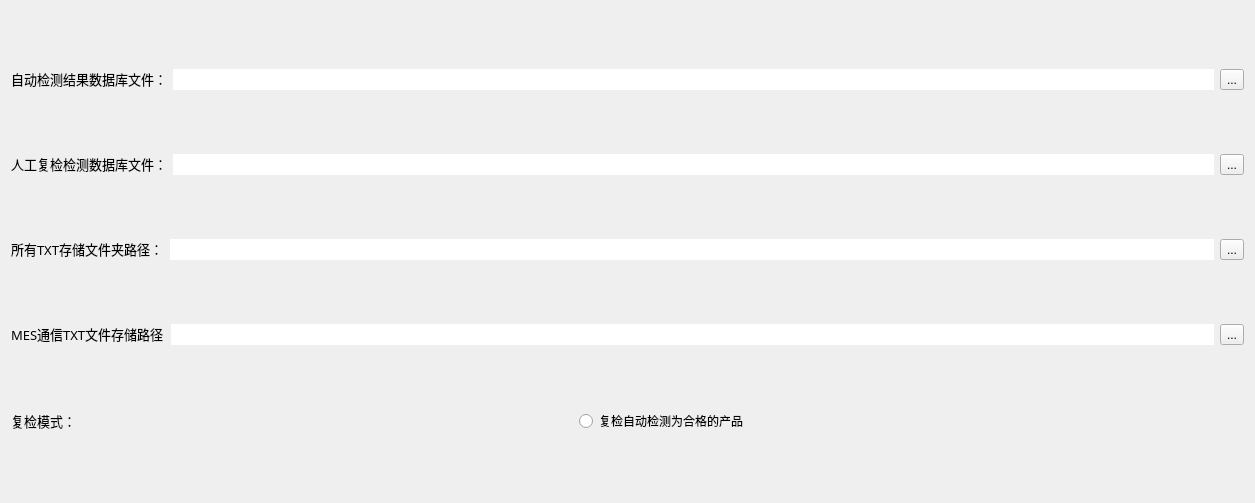
Above: PCBHumanReCheck/PCBHumanReCheck/mysettingwindow.ui from ZhangYY12345/PCBHumanReCheck before the change. Below: the same form after it.
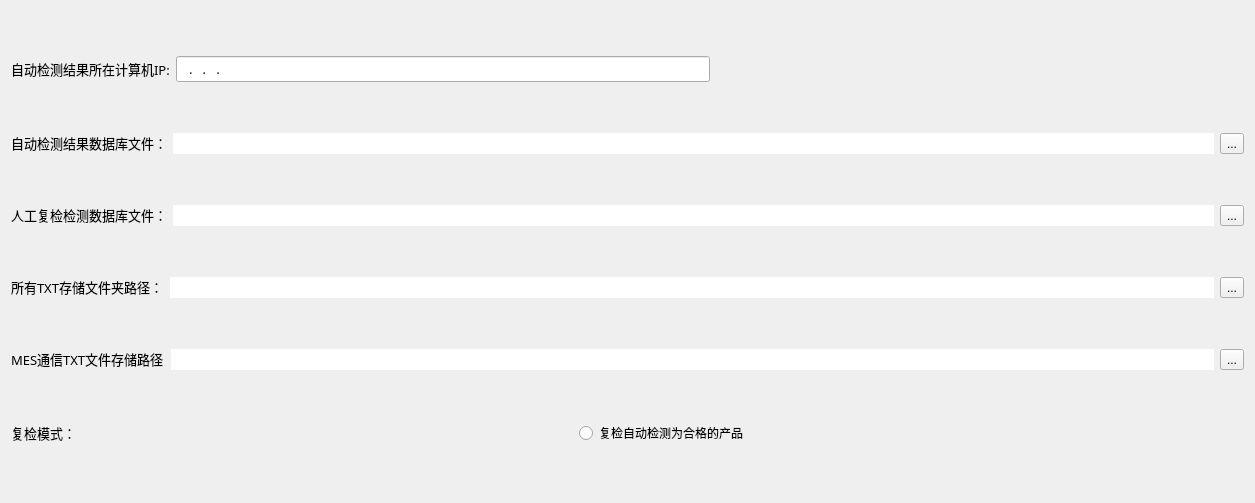
That is the form after the change.

```diff
--- a/PCBHumanReCheck/PCBHumanReCheck/mysettingwindow.ui
+++ b/PCBHumanReCheck/PCBHumanReCheck/mysettingwindow.ui
@@ -14,6 +14,55 @@
    <string>mySettingWindow</string>
   </property>
   <layout class="QVBoxLayout" name="verticalLayout_2">
+   <item>
+    <layout class="QHBoxLayout" name="horizontalLayout_6">
+     <item>
+      <widget class="QLabel" name="label_3">
+       <property name="font">
+        <font>
+         <family>微软雅黑</family>
+         <pointsize>10</pointsize>
+        </font>
+       </property>
+       <property name="text">
+        <string>自动检测结果所在计算机IP:</string>
+       </property>
+      </widget>
+     </item>
+     <item>
+      <widget class="QLineEdit" name="toConnectIP">
+       <property name="font">
+        <font>
+         <family>微软雅黑</family>
+         <pointsize>10</pointsize>
+        </font>
+       </property>
+       <property name="inputMask">
+        <string>000.000.000.000</string>
+       </property>
+       <property name="frame">
+        <bool>true</bool>
+       </property>
+       <property name="cursorMoveStyle">
+        <enum>Qt::VisualMoveStyle</enum>
+       </property>
+      </widget>
+     </item>
+     <item>
+      <spacer name="horizontalSpacer_3">
+       <property name="orientation">
+        <enum>Qt::Horizontal</enum>
+       </property>
+       <property name="sizeHint" stdset="0">
+        <size>
+         <width>40</width>
+         <height>20</height>
+        </size>
+       </property>
+      </spacer>
+     </item>
+    </layout>
+   </item>
    <item>
     <layout class="QHBoxLayout" name="horizontalLayout">
      <item>
```
